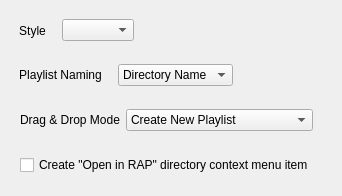
First picture: the form in src/settingswindow/settingswindow.ui, repository savannstm/revolutionary-audio-player, before the edit.
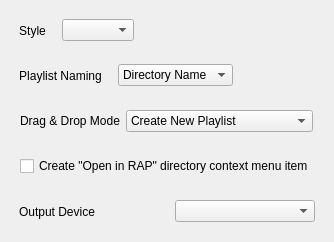
Second picture: the form after the edit.

Commit message: Implement changeable audio output device, automatically reconnect to the new default device if changed

Patch:
```diff
--- a/src/settingswindow/settingswindow.ui
+++ b/src/settingswindow/settingswindow.ui
@@ -6,8 +6,8 @@
    <rect>
     <x>0</x>
     <y>0</y>
-    <width>342</width>
-    <height>196</height>
+    <width>331</width>
+    <height>242</height>
    </rect>
   </property>
   <property name="windowTitle">
@@ -150,6 +150,37 @@
      </layout>
     </widget>
    </item>
+   <item>
+    <widget class="QWidget" name="outputDeviceContainer" native="true">
+     <layout class="QHBoxLayout" name="horizontalLayout_3">
+      <property name="spacing">
+       <number>16</number>
+      </property>
+      <property name="leftMargin">
+       <number>8</number>
+      </property>
+      <property name="topMargin">
+       <number>8</number>
+      </property>
+      <property name="rightMargin">
+       <number>8</number>
+      </property>
+      <property name="bottomMargin">
+       <number>8</number>
+      </property>
+      <item>
+       <widget class="QLabel" name="outputDeviceLabel">
+        <property name="text">
+         <string>Output Device</string>
+        </property>
+       </widget>
+      </item>
+      <item>
+       <widget class="QComboBox" name="outputDeviceSelect"/>
+      </item>
+     </layout>
+    </widget>
+   </item>
   </layout>
  </widget>
  <resources/>
```
The commit also changes 7 other files.
